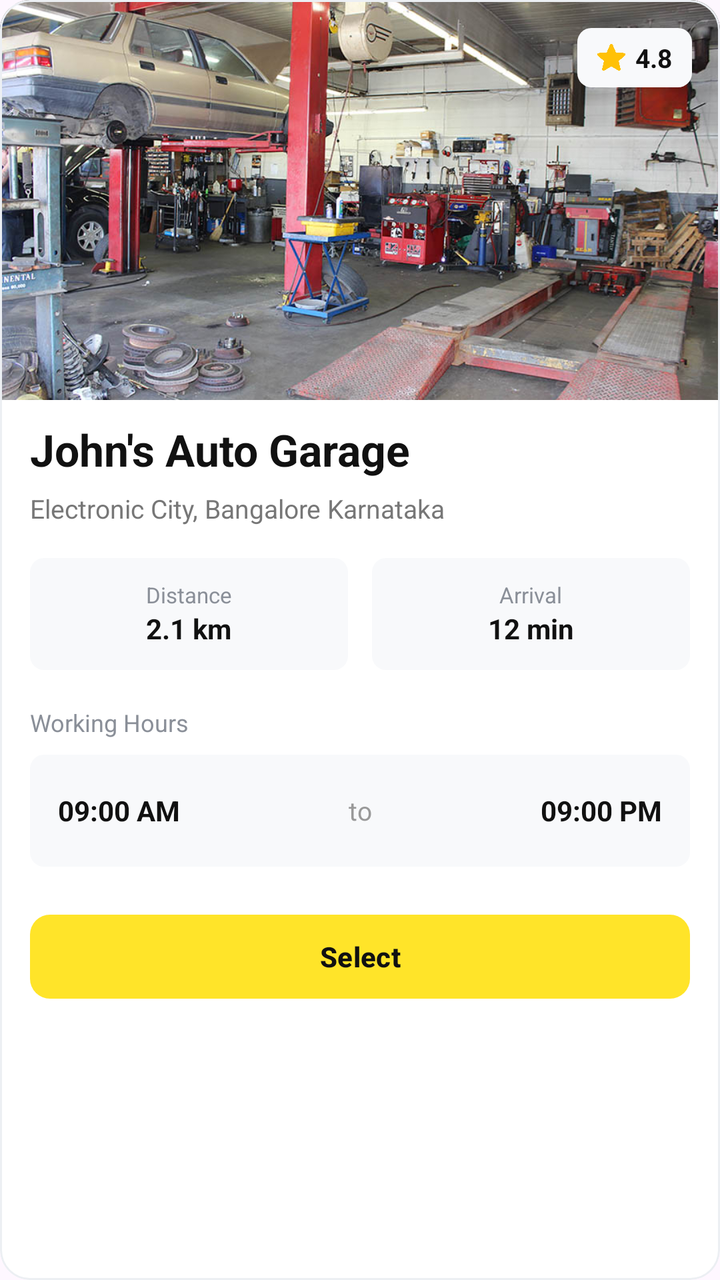
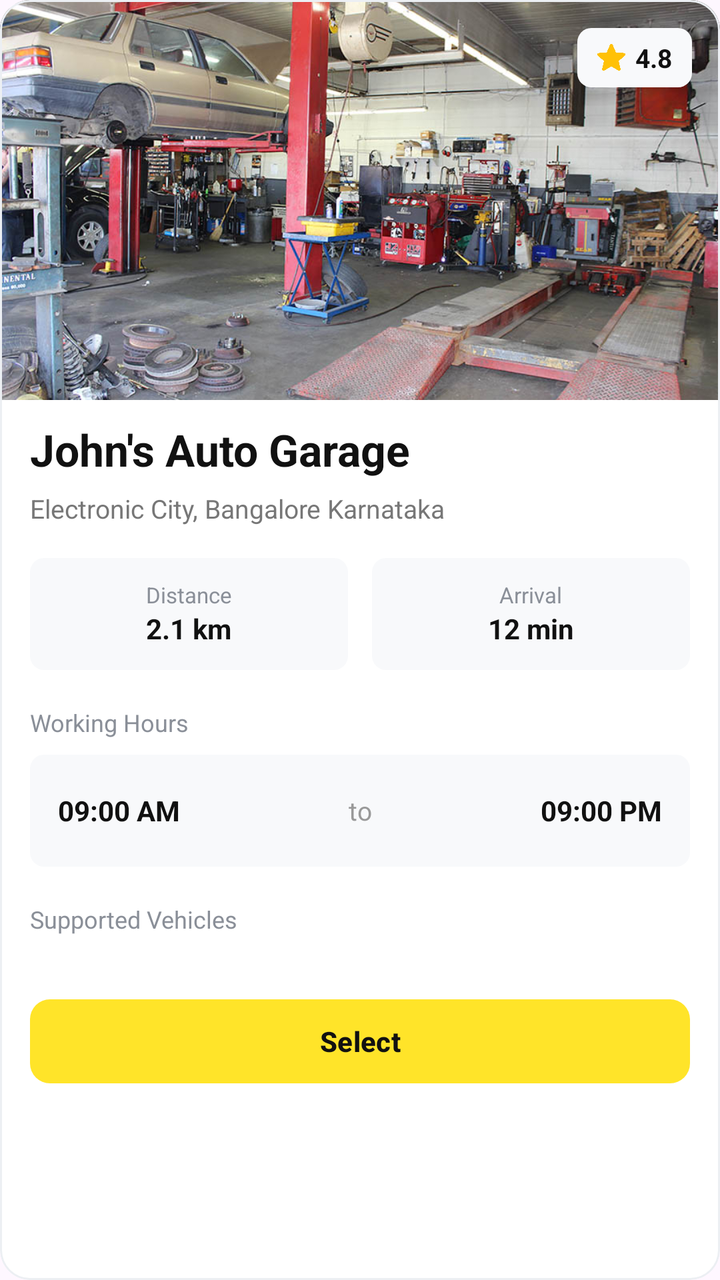

Compare the two renders of this Android layout. The source of the first and the diff that turns it into the second are given below.
<!-- AndroidManifest.xml: application theme Theme.TregoApp -->
<!-- res/layout/fragment_shop_detail_dialog.xml -->
<?xml version="1.0" encoding="utf-8"?>
<com.google.android.material.card.MaterialCardView
    xmlns:android="http://schemas.android.com/apk/res/android"
    xmlns:app="http://schemas.android.com/apk/res-auto"
    xmlns:tools="http://schemas.android.com/tools"
    android:layout_width="match_parent"
    android:layout_height="wrap_content"
    android:layout_margin="10dp"
    app:cardBackgroundColor="#FFFFFF"
    app:cardCornerRadius="15dp"
    app:strokeColor="#ECEFF3"
    app:strokeWidth="1dp"
    tools:context=".customer.dialog.ShopDetailDialogFragment">

    <LinearLayout
        android:layout_width="match_parent"
        android:layout_height="wrap_content"
        android:orientation="vertical">

        
        <FrameLayout
            android:layout_width="match_parent"
            android:layout_height="200dp">

            <ImageView
                android:layout_width="match_parent"
                android:layout_height="match_parent"
                android:src="@drawable/shop"
                android:scaleType="centerCrop"/>

            
            <LinearLayout
                android:layout_width="wrap_content"
                android:layout_height="wrap_content"
                android:layout_gravity="top|end"
                android:layout_margin="14dp"
                android:background="@drawable/shop_card_childs_bg"
                android:paddingStart="10dp"
                android:paddingEnd="10dp"
                android:paddingTop="6dp"
                android:paddingBottom="6dp"
                android:gravity="center_vertical">

                <ImageView
                    android:layout_width="14dp"
                    android:layout_height="14dp"
                    android:src="@drawable/star"
                    android:layout_marginEnd="5dp"/>

                <TextView
                    android:id="@+id/tvRating"
                    android:layout_width="wrap_content"
                    android:layout_height="wrap_content"
                    android:text="4.8"
                    android:textColor="#111111"
                    android:textSize="13sp"
                    android:textStyle="bold"/>

            </LinearLayout>

        </FrameLayout>

        
        <LinearLayout
            android:layout_width="match_parent"
            android:layout_height="wrap_content"
            android:orientation="vertical"
            android:paddingVertical="10dp"
            android:paddingHorizontal="15dp">

            
            <TextView
                android:id="@+id/tvShopName"
                android:layout_width="match_parent"
                android:layout_height="wrap_content"
                android:text="John's Auto Garage"
                android:textColor="#111111"
                android:textSize="22sp"
                android:textStyle="bold"
                android:maxLines="2"
                android:ellipsize="end"/>

            
            <TextView
                android:id="@+id/tvAddress"
                android:layout_width="match_parent"
                android:layout_height="wrap_content"
                android:layout_marginTop="6dp"
                android:text="Electronic City, Bangalore Karnataka"
                android:textColor="#777777"
                android:textSize="13sp"
                android:maxLines="2"
                android:ellipsize="end"/>

            
            <LinearLayout
                android:layout_width="match_parent"
                android:layout_height="wrap_content"
                android:layout_marginTop="16dp"
                android:orientation="horizontal">

                <LinearLayout
                    android:layout_width="0dp"
                    android:layout_height="56dp"
                    android:layout_weight="1"
                    android:layout_marginEnd="6dp"
                    android:background="@drawable/shop_card_childs_bg"
                    android:gravity="center"
                    android:orientation="vertical">

                    <TextView
                        android:layout_width="wrap_content"
                        android:layout_height="wrap_content"
                        android:text="Distance"
                        android:textColor="#8A8F98"
                        android:textSize="11sp"/>

                    <TextView
                        android:id="@+id/tvDistance"
                        android:layout_width="wrap_content"
                        android:layout_height="wrap_content"
                        android:text="2.1 km"
                        android:textColor="#111111"
                        android:textSize="14sp"
                        android:textStyle="bold"/>

                </LinearLayout>

                <LinearLayout
                    android:layout_width="0dp"
                    android:layout_height="56dp"
                    android:layout_weight="1"
                    android:layout_marginStart="6dp"
                    android:background="@drawable/shop_card_childs_bg"
                    android:gravity="center"
                    android:orientation="vertical">

                    <TextView
                        android:layout_width="wrap_content"
                        android:layout_height="wrap_content"
                        android:text="Arrival"
                        android:textColor="#8A8F98"
                        android:textSize="11sp"/>

                    <TextView
                        android:id="@+id/tvDuration"
                        android:layout_width="wrap_content"
                        android:layout_height="wrap_content"
                        android:text="12 min"
                        android:textColor="#111111"
                        android:textSize="14sp"
                        android:textStyle="bold"/>

                </LinearLayout>

            </LinearLayout>




















            
            <TextView
                android:layout_width="wrap_content"
                android:layout_height="wrap_content"
                android:layout_marginTop="18dp"
                android:text="Working Hours"
                android:textColor="#8A8F98"
                android:textSize="12sp"/>

            <LinearLayout
                android:layout_width="match_parent"
                android:layout_height="56dp"
                android:layout_marginTop="8dp"
                android:background="@drawable/shop_card_childs_bg"
                android:gravity="center_vertical"
                android:paddingHorizontal="14dp"
                android:orientation="horizontal">

                <LinearLayout
                    android:layout_width="wrap_content"
                    android:layout_height="wrap_content" >

                    <TextView
                        android:id="@+id/tvOpen"
                        android:layout_width="wrap_content"
                        android:layout_height="wrap_content"
                        android:text="09:00"
                        android:textColor="#111111"
                        android:textSize="14sp"
                        android:textStyle="bold"/>

                    <TextView
                        android:layout_width="wrap_content"
                        android:layout_height="wrap_content"
                        android:text=" AM"
                        android:textColor="#111111"
                        android:textSize="14sp"
                        android:textStyle="bold"/>

                </LinearLayout>

                <View
                    android:layout_width="0dp"
                    android:layout_height="0dp"
                    android:layout_weight="1" />

                <TextView
                    android:layout_width="wrap_content"
                    android:layout_height="wrap_content"
                    android:text="to"
                    android:textColor="#999999"
                    android:textSize="13sp"/>

                <View
                    android:layout_width="0dp"
                    android:layout_height="0dp"
                    android:layout_weight="1" />

                <LinearLayout
                    android:layout_width="wrap_content"
                    android:layout_height="wrap_content">

                    <TextView
                        android:id="@+id/tvClose"
                        android:layout_width="wrap_content"
                        android:layout_height="wrap_content"
                        android:text="09:00"
                        android:textColor="#111111"
                        android:textSize="14sp"
                        android:textStyle="bold"/>

                    <TextView
                        android:layout_width="wrap_content"
                        android:layout_height="wrap_content"
                        android:text=" PM"
                        android:textColor="#111111"
                        android:textSize="14sp"
                        android:textStyle="bold"/>

                </LinearLayout>

            </LinearLayout>

            
            <com.google.android.material.button.MaterialButton
                android:id="@+id/btnSelect"
                android:layout_width="match_parent"
                android:layout_height="50dp"
                android:layout_marginTop="20dp"
                android:text="Select"
                android:textAllCaps="false"
                android:textColor="#111111"
                android:textSize="14sp"
                android:textStyle="bold"
                app:backgroundTint="#FFE429"
                app:cornerRadius="10dp"
                app:elevation="0dp"/>

        </LinearLayout>

    </LinearLayout>

</com.google.android.material.card.MaterialCardView>
<!-- resources referenced by this layout -->
<resources>
  <!-- drawable shop: jpg bitmap (drawable, 159612 bytes) -->
  <!-- drawable shop_card_childs_bg (drawable) -->
  <?xml version="1.0" encoding="utf-8"?>
  <shape xmlns:android="http://schemas.android.com/apk/res/android"
      android:shape="rectangle">
      <solid
          android:color="#F8F9FB" />
      <corners
          android:radius="7dp" />
  </shape>
  <!-- drawable star: png bitmap (drawable, 13086 bytes) -->
  <style name="Theme.TregoApp" parent="Base.Theme.TregoApp" />
  <style name="Base.Theme.TregoApp" parent="Theme.Material3.DayNight.NoActionBar">
          <item name="colorPrimary">@color/primary_color</item>
          <item name="android:statusBarColor">@color/secondary_color</item>
          <item name="android:windowLightStatusBar">true</item>
      </style>
  <color name="primary_color">#FFE429</color>
  <color name="secondary_color">#FFFFFFFF</color>
</resources>

<!-- the commit's change to res/layout/fragment_shop_detail_dialog.xml (unified diff, before → after) -->
@@ -23,6 +23,7 @@
             android:layout_height="200dp">
 
             <ImageView
+                android:id="@+id/shopImage"
                 android:layout_width="match_parent"
                 android:layout_height="match_parent"
                 android:src="@drawable/shop"
@@ -256,6 +257,29 @@
                 </LinearLayout>
 
             </LinearLayout>
+
+            
+            <TextView
+                android:layout_width="wrap_content"
+                android:layout_height="wrap_content"
+                android:layout_marginTop="18dp"
+                android:text="Supported Vehicles"
+                android:textColor="#8A8F98"
+                android:textSize="12sp" />
+
+            <HorizontalScrollView
+                android:layout_width="match_parent"
+                android:layout_height="wrap_content"
+                android:layout_marginTop="8dp"
+                android:scrollbars="none">
+
+                <LinearLayout
+                    android:id="@+id/layoutSupportedVehicles"
+                    android:layout_width="wrap_content"
+                    android:layout_height="wrap_content"
+                    android:orientation="horizontal" />
+
+            </HorizontalScrollView>
 
             
             <com.google.android.material.button.MaterialButton
